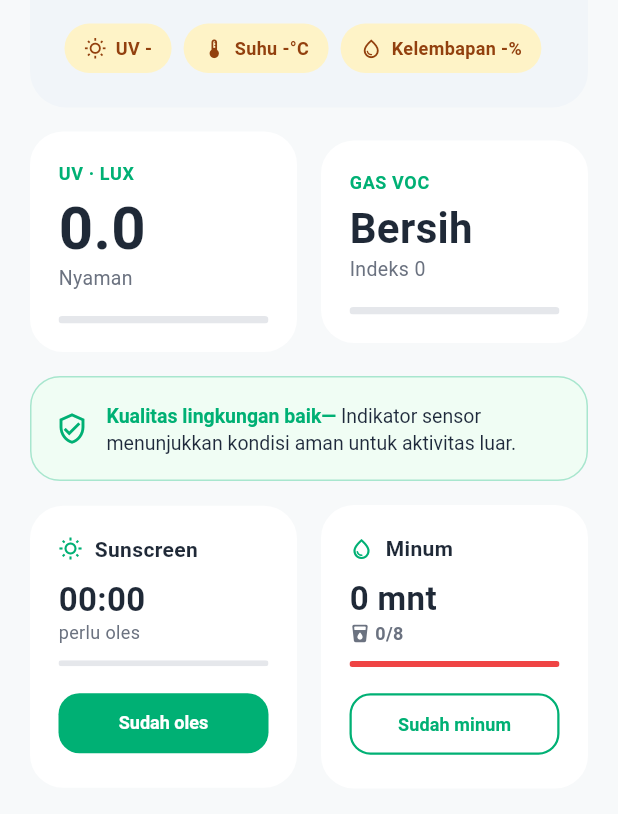
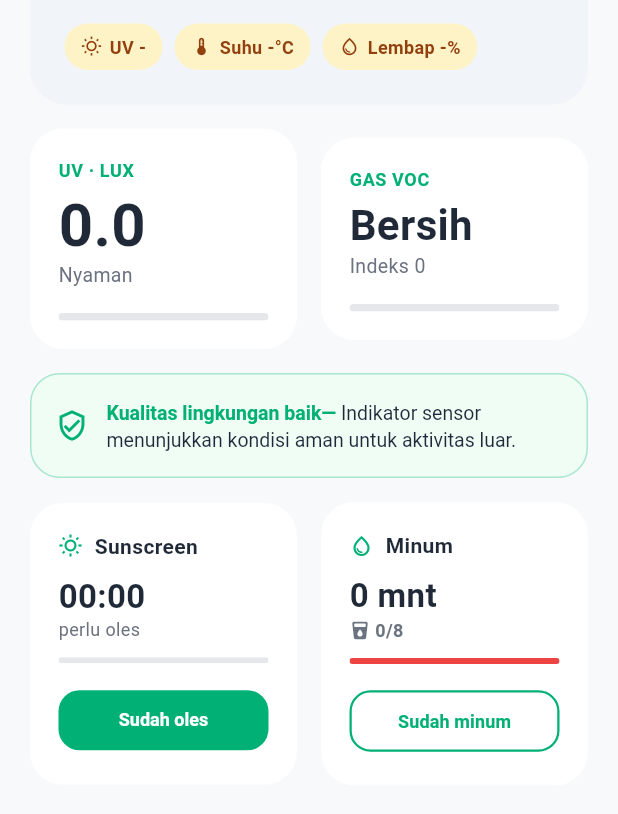
Before and after one commit to Ronaltama/KlimoApp, a Flutter app: the HomeScreen screen opened directly, on a phone screen of 412 x 824 dp, the part 299-1113 px from its top. Run offline on Flutter 3.47's test engine with Material 3 defaults, Android fonts, the phone set to English and light mode, and no system bars; our stand-ins replace connectivity_plus, flutter_map, latlong2, shared_preferences, sqflite, sqflite_common_ffi; accounts and stored records are empty; network calls fail.

```diff
--- a/FlutterApps/lib/screens/history_detail_screen.dart
+++ b/FlutterApps/lib/screens/history_detail_screen.dart
@@ -330,7 +330,7 @@ class _HistoryDetailScreenState extends State<HistoryDetailScreen> {
                       : ListView.separated(
                           padding: const EdgeInsets.symmetric(horizontal: 20, vertical: 8),
                           itemCount: filtered.length,
-                          separatorBuilder: (_, _) => const SizedBox(height: 8),
+                          separatorBuilder: (_, __) => const SizedBox(height: 8),
                           itemBuilder: (context, index) {
                             return _buildRecordCard(filtered[index], isDark);
                           },
--- a/FlutterApps/lib/screens/home_screen.dart
+++ b/FlutterApps/lib/screens/home_screen.dart
@@ -544,23 +544,23 @@ class _HomeScreenState extends State<HomeScreen> {
                 ),
               ),
               const SizedBox(height: 16),
-              Row(
+              Wrap(
+                spacing: 8,
+                runSpacing: 8,
                 children: [
                   _buildTag(
                     Icons.wb_sunny_outlined,
                     'UV ${telemetryData?['uv_index'] ?? '-'}',
                     isDark,
                   ),
-                  const SizedBox(width: 8),
                   _buildTag(
                     Icons.thermostat_outlined,
                     'Suhu ${telemetryData?['temperature'] ?? '-'}°C',
                     isDark,
                   ),
-                  const SizedBox(width: 8),
                   _buildTag(
                     Icons.water_drop_outlined,
-                    'Kelembapan ${telemetryData?['humidity'] ?? '-'}%',
+                    'Lembap ${telemetryData?['humidity'] ?? '-'}%',
                     isDark,
                   ),
                 ],
@@ -574,7 +574,7 @@ class _HomeScreenState extends State<HomeScreen> {
 
   Widget _buildTag(IconData icon, String label, bool isDark) {
     return Container(
-      padding: const EdgeInsets.symmetric(horizontal: 12, vertical: 7),
+      padding: const EdgeInsets.symmetric(horizontal: 10, vertical: 6),
       decoration: BoxDecoration(
         color: isDark ? const Color(0xFF131D2D) : const Color(0xFFFEF3C7),
         borderRadius: BorderRadius.circular(20),
@@ -585,8 +585,8 @@ class _HomeScreenState extends State<HomeScreen> {
       child: Row(
         mainAxisSize: MainAxisSize.min,
         children: [
-          Icon(icon, size: 15, color: isDark ? AppTheme.primary : const Color(0xFF92400E)),
-          const SizedBox(width: 6),
+          Icon(icon, size: 14, color: isDark ? AppTheme.primary : const Color(0xFF92400E)),
+          const SizedBox(width: 5),
           Text(
             label,
             style: TextStyle(
@@ -981,7 +981,7 @@ class _HomeScreenState extends State<HomeScreen> {
                 ),
               if (subtitle.isNotEmpty && trailingSubtitle != null)
                 const SizedBox(width: 6),
-              ?trailingSubtitle,
+              if (trailingSubtitle != null) trailingSubtitle,
             ],
           ),
           if (progress != null) ...[
--- a/FlutterApps/pubspec.yaml
+++ b/FlutterApps/pubspec.yaml
@@ -19,7 +19,7 @@ publish_to: 'none' # Remove this line if you wish to publish to pub.dev
 version: 1.0.0+1
 
 environment:
-  sdk: ^3.13.0
+  sdk: '>=3.0.0 <4.0.0'
 
 # Dependencies specify other packages that your package needs in order to work.
 # To automatically upgrade your package dependencies to the latest versions
```
Also changed, not shown: FlutterApps/pubspec.lock, 4 other files.
